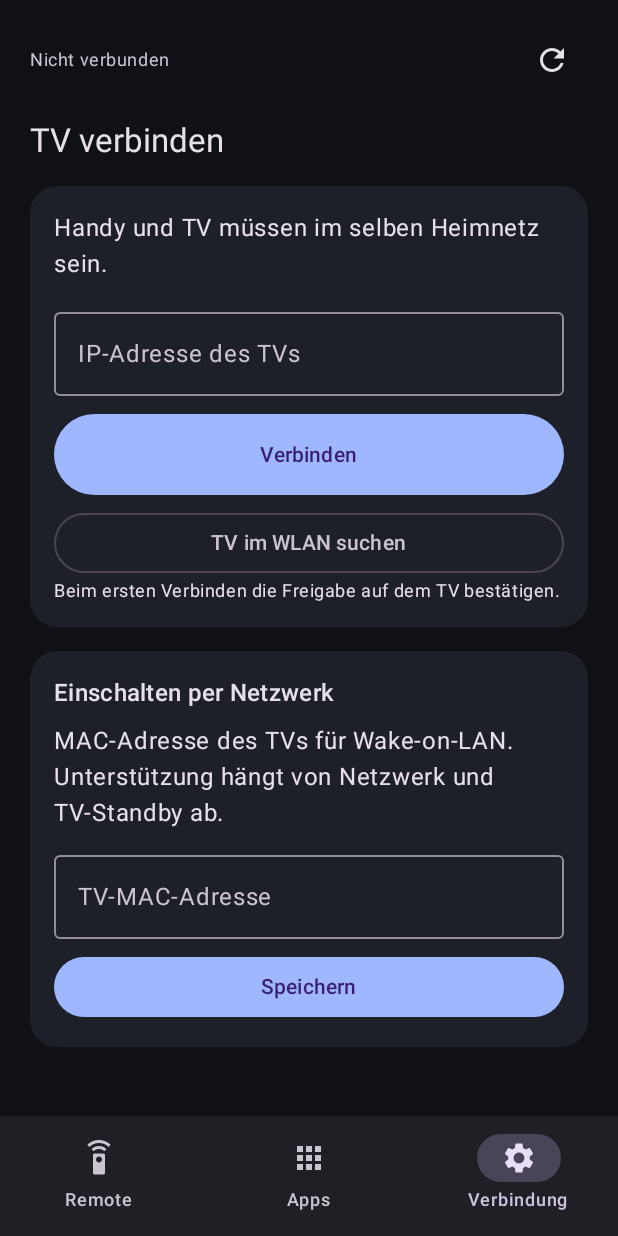
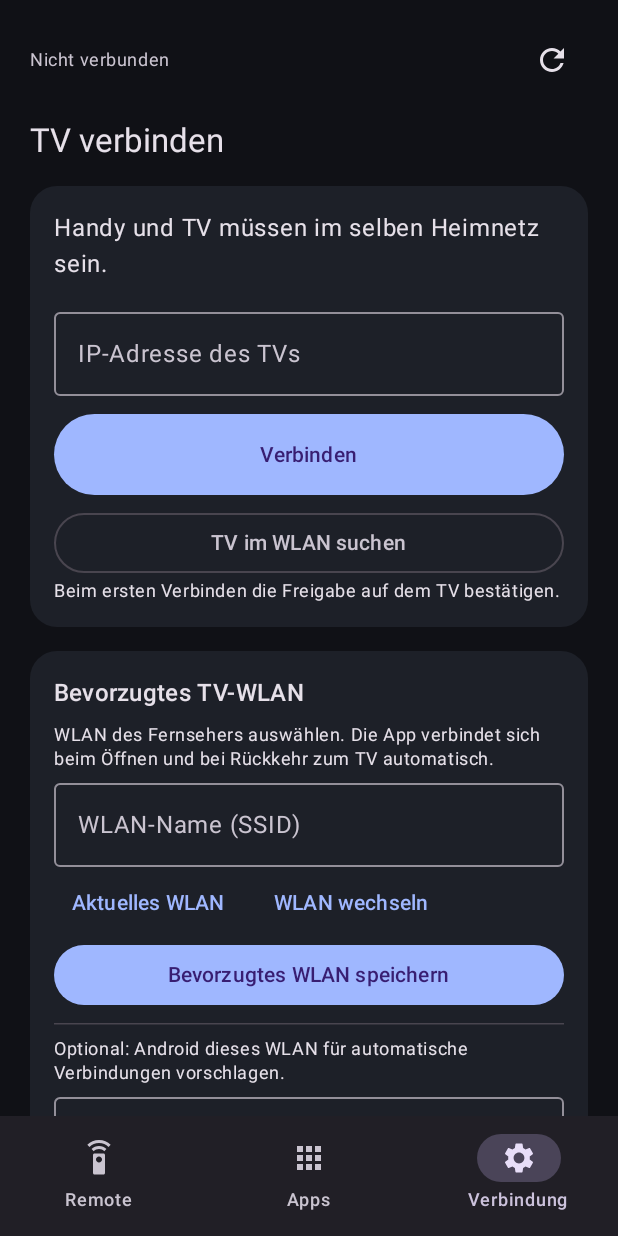
Before and after one commit to theTscheZ/Samsung-TV-Remote-for-Android, an Android app built with Jetpack Compose: the screen it shows after launch (MainActivity), item 3 of the bottom bar chosen, on a phone screen of 412 x 824 dp. Run offline under Robolectric (Android 15) with nearby library versions, the phone set to English and light mode, and no system bars.

Commit message:
Add preferred SSID selection and optional Android Wi-Fi suggestion to TV settings

```diff
--- a/app/src/main/java/com/example/samsungremote/MainActivity.kt
+++ b/app/src/main/java/com/example/samsungremote/MainActivity.kt
@@ -365,6 +365,70 @@ private fun RemoteApp() {
                                 }
                                 Text("Beim ersten Verbinden die Freigabe auf dem TV bestätigen.",
                                     style = MaterialTheme.typography.bodySmall)
+                            }
+                        }
+                        item {
+                            Panel {
+                                Text("Bevorzugtes TV-WLAN", style = MaterialTheme.typography.titleMedium)
+                                Spacer(Modifier.height(GAP))
+                                Text("WLAN des Fernsehers auswählen. Die App verbindet sich beim Öffnen und bei Rückkehr zum TV automatisch.",
+                                    style = MaterialTheme.typography.bodySmall)
+                                OutlinedTextField(value = preferredSsid,
+                                    onValueChange = { preferredSsid = it },
+                                    label = { Text("WLAN-Name (SSID)") },
+                                    singleLine = true, modifier = Modifier.fillMaxWidth())
+                                Row(horizontalArrangement = Arrangement.spacedBy(GAP)) {
+                                    TextButton(onClick = {
+                                        if (ContextCompat.checkSelfPermission(context,
+                                                Manifest.permission.ACCESS_FINE_LOCATION) ==
+                                            PackageManager.PERMISSION_GRANTED) {
+                                            val current = wifi.currentSsid()
+                                            if (current == null) wifiMessage = "WLAN-Name nicht verfügbar"
+                                            else {
+                                                preferredSsid = current
+                                                wifi.preferredSsid = current
+                                                wifiMessage = "WLAN gespeichert: $current"
+                                            }
+                                        } else currentWifiPermission.launch(Manifest.permission.ACCESS_FINE_LOCATION)
+                                    }) { Text("Aktuelles WLAN") }
+                                    TextButton(onClick = { context.startActivity(wifi.wifiSettingsIntent()) }) {
+                                        Text("WLAN wechseln")
+                                    }
+                                }
+                                Button(onClick = {
+                                    wifi.preferredSsid = preferredSsid
+                                    wifiMessage = "WLAN gespeichert"
+                                    networkSignal++
+                                }, modifier = Modifier.fillMaxWidth()) { Text("Bevorzugtes WLAN speichern") }
+                                Spacer(Modifier.height(8.dp))
+                                HorizontalDivider()
+                                Spacer(Modifier.height(8.dp))
+                                Text("Optional: Android dieses WLAN für automatische Verbindungen vorschlagen.",
+                                    style = MaterialTheme.typography.bodySmall)
+                                OutlinedTextField(value = wifiPassword, onValueChange = { wifiPassword = it },
+                                    label = { Text("WLAN-Passwort (bei offenem WLAN leer)") },
+                                    visualTransformation = androidx.compose.ui.text.input.PasswordVisualTransformation(),
+                                    singleLine = true, modifier = Modifier.fillMaxWidth())
+                                OutlinedButton(onClick = {
+                                    wifi.preferredSsid = preferredSsid
+                                    val required = if (Build.VERSION.SDK_INT >= 33)
+                                        Manifest.permission.NEARBY_WIFI_DEVICES
+                                    else Manifest.permission.ACCESS_FINE_LOCATION
+                                    if (ContextCompat.checkSelfPermission(context, required) !=
+                                        PackageManager.PERMISSION_GRANTED)
+                                        suggestionPermission.launch(required)
+                                    else {
+                                        wifiMessage = wifi.suggestNetwork(preferredSsid, wifiPassword)
+                                        wifiPassword = ""
+                                    }
+                                }, modifier = Modifier.fillMaxWidth()) {
+                                    Text("Automatische WLAN-Verbindung einrichten")
+                                }
+                                if (wifiMessage.isNotBlank()) Text(wifiMessage,
+                                    style = MaterialTheme.typography.bodySmall)
+                                Text("Android entscheidet über den WLAN-Wechsel und kann eine Freigabe verlangen.",
+                                    style = MaterialTheme.typography.labelSmall,
+                                    color = MaterialTheme.colorScheme.onSurfaceVariant)
                             }
                         }
                         item {
```
